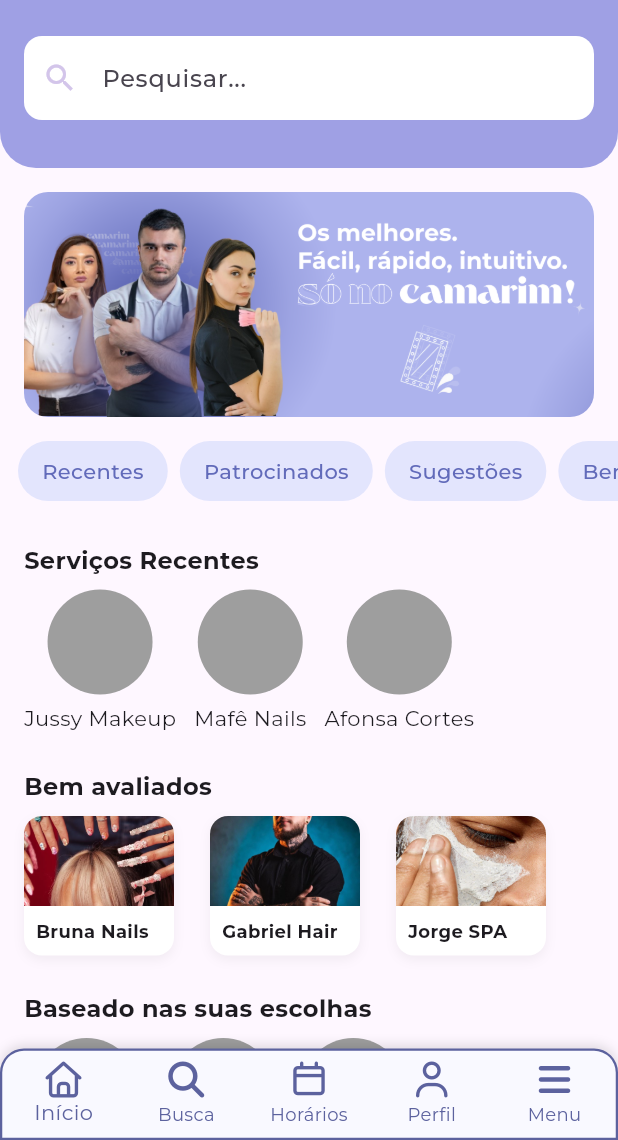
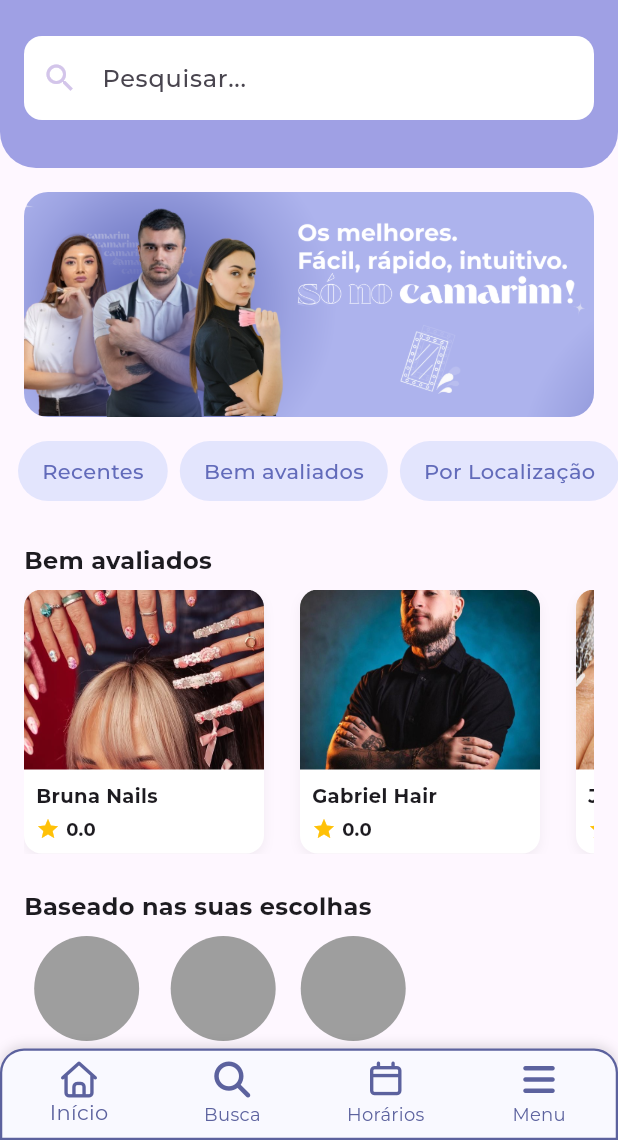
Before and after one commit to mmiguelcalixto/camarim, a Flutter app: the HomePage screen opened directly, on a phone screen of 412 x 824 dp, the part 96-1236 px from its top. Run offline on Flutter 3.47's test engine with Material 3 defaults, Android fonts, the phone set to English and light mode, and no system bars; our stand-ins replace cloud_firestore, firebase_auth, firebase_core, font_awesome_flutter, image_picker, mask_text_input_formatter; accounts and stored records are empty.

Commit message:
reorganizacao da home page

```diff
--- a/lib/pages/home_page.dart
+++ b/lib/pages/home_page.dart
@@ -31,7 +31,7 @@ class _HomePageState extends State<HomePage> {
     HomePageContent(),
     SearchProfPage(),
     HorariosPage(),
-    const Center(child: Text("Página do Perfil do Cliente")),
+    //const Center(child: Text("Página do Perfil do Cliente")),
     MenuPage(),
   ];
 
@@ -53,7 +53,7 @@ class _HomePageState extends State<HomePage> {
             topRight: Radius.circular(16),
           ),
           border: Border.all(
-            color: Color.fromARGB(255, 92, 98, 158),
+            color: const Color.fromARGB(255, 92, 98, 158),
             width: 1.5,
           ),
           boxShadow: const [
@@ -68,8 +68,8 @@ class _HomePageState extends State<HomePage> {
           type: BottomNavigationBarType.fixed,
           backgroundColor: Colors.transparent,
           elevation: 0,
-          selectedItemColor: Color.fromARGB(255, 92, 98, 158),
-          unselectedItemColor: Color.fromARGB(255, 92, 98, 158),
+          selectedItemColor: const Color.fromARGB(255, 92, 98, 158),
+          unselectedItemColor: const Color.fromARGB(255, 92, 98, 158),
           currentIndex: _selectedIndex,
           onTap: _onItemTapped,
           items: const [
@@ -85,10 +85,10 @@ class _HomePageState extends State<HomePage> {
               icon: FaIcon(FontAwesomeIcons.calendar),
               label: "Horários",
             ),
-            BottomNavigationBarItem(
-              icon: FaIcon(FontAwesomeIcons.user),
-              label: "Perfil",
-            ),
+            //  BottomNavigationBarItem(
+            //   icon: FaIcon(FontAwesomeIcons.user),
+            //   label: "Perfil",
+            // ),
             BottomNavigationBarItem(
               icon: FaIcon(FontAwesomeIcons.bars),
               label: "Menu",
@@ -100,7 +100,7 @@ class _HomePageState extends State<HomePage> {
   }
 }
 
-//FIM DA NAV BAR ----------------------------------------------------------------
+// FIM DA NAV BAR ----------------------------------------------------------------
 
 class HomePageContent extends StatefulWidget {
   const HomePageContent({super.key});
@@ -222,22 +222,12 @@ class _HomePageContentState extends State<HomePageContent> {
                   onTap: () {},
                 ),
                 CategoryChip(
-                  label: "Patrocinados",
-                  isSelected: false,
-                  onTap: () {},
-                ),
-                CategoryChip(
-                  label: "Sugestões",
-                  isSelected: false,
-                  onTap: () {},
-                ),
-                CategoryChip(
                   label: "Bem avaliados",
                   isSelected: false,
                   onTap: () {},
                 ),
                 CategoryChip(
-                  label: "Categorias",
+                  label: "Por Localização",
                   isSelected: false,
                   onTap: () {},
                 ),
@@ -245,16 +235,6 @@ class _HomePageContentState extends State<HomePageContent> {
             ),
           ),
           const SizedBox(height: 16),
-          Section(
-            title: "Serviços Recentes",
-            child: HorizontalList(
-              children: const [
-                CircleCard("Jussy Makeup"),
-                CircleCard("Mafê Nails"),
-                CircleCard("Afonsa Cortes"),
-              ],
-            ),
-          ),
           Section(
             title: "Bem avaliados",
             child: HorizontalList(
--- a/lib/pages/pagamento_page.dart
+++ b/lib/pages/pagamento_page.dart
@@ -138,7 +138,7 @@ class _PagamentoPageState extends State<PagamentoPage> {
           elevation: 0,
           selectedItemColor: Color.fromARGB(255, 92, 98, 158),
           unselectedItemColor: Color.fromARGB(255, 92, 98, 158).withOpacity(0.5),
-          currentIndex: 4, // "Menu" selecionado
+          currentIndex: 4,
           onTap: (index) {
             Navigator.pop(context);
           },
@@ -146,7 +146,6 @@ class _PagamentoPageState extends State<PagamentoPage> {
             BottomNavigationBarItem(icon: Icon(Icons.home), label: "Início"),
             BottomNavigationBarItem(icon: Icon(Icons.search), label: "Pesquisa"),
             BottomNavigationBarItem(icon: Icon(Icons.calendar_today), label: "Horários"),
-            BottomNavigationBarItem(icon: Icon(Icons.person), label: "Perfil"),
             BottomNavigationBarItem(icon: Icon(Icons.menu), label: "Menu"),
           ],
         ),
--- a/lib/widgets/horizontal_list.dart
+++ b/lib/widgets/horizontal_list.dart
@@ -2,7 +2,7 @@ import 'package:flutter/material.dart';
 
 class HorizontalList extends StatelessWidget {
   final List<Widget> children;
-  final double spacing; // espaçamento lateral entre os itens
+  final double spacing;
 
   const HorizontalList({
     super.key,
--- a/lib/widgets/square_card.dart
+++ b/lib/widgets/square_card.dart
@@ -3,13 +3,14 @@ import 'package:flutter/material.dart';
 class SquareCard extends StatelessWidget {
   final String name;
   final String imagePath;
+  final double rating;
 
-  const SquareCard(this.name, this.imagePath, {super.key});
+  const SquareCard(this.name, this.imagePath, {super.key, this.rating = 0});
 
   @override
   Widget build(BuildContext context) {
     return Container(
-      width: 100,
+      width: 160,
       margin: const EdgeInsets.only(right: 12),
       decoration: BoxDecoration(
         color: Colors.white,
@@ -30,10 +31,11 @@ class SquareCard extends StatelessWidget {
             child: Image.asset(
               imagePath,
               fit: BoxFit.cover,
-              width: 100,
-              height: 60,
+              width: 160,
+              height: 120,
             ),
           ),
+
           Padding(
             padding: const EdgeInsets.all(8.0),
             child: Column(
@@ -41,7 +43,29 @@ class SquareCard extends StatelessWidget {
               children: [
                 Text(
                   name,
-                  style: const TextStyle(fontWeight: FontWeight.bold, fontSize: 12),
+                  style: const TextStyle(
+                    fontWeight: FontWeight.bold,
+                    fontSize: 13,
+                  ),
+                  overflow: TextOverflow.ellipsis,
+                ),
+                const SizedBox(height: 4),
+                Row(
+                  children: [
+                    const Icon(
+                      Icons.star,
+                      color: Colors.amber,
+                      size: 16,
+                    ),
+                    const SizedBox(width: 4),
+                    Text(
+                      rating.toStringAsFixed(1),
+                      style: const TextStyle(
+                        fontSize: 12,
+                        fontWeight: FontWeight.bold,
+                      ),
+                    ),
+                  ],
                 ),
               ],
             ),
```
